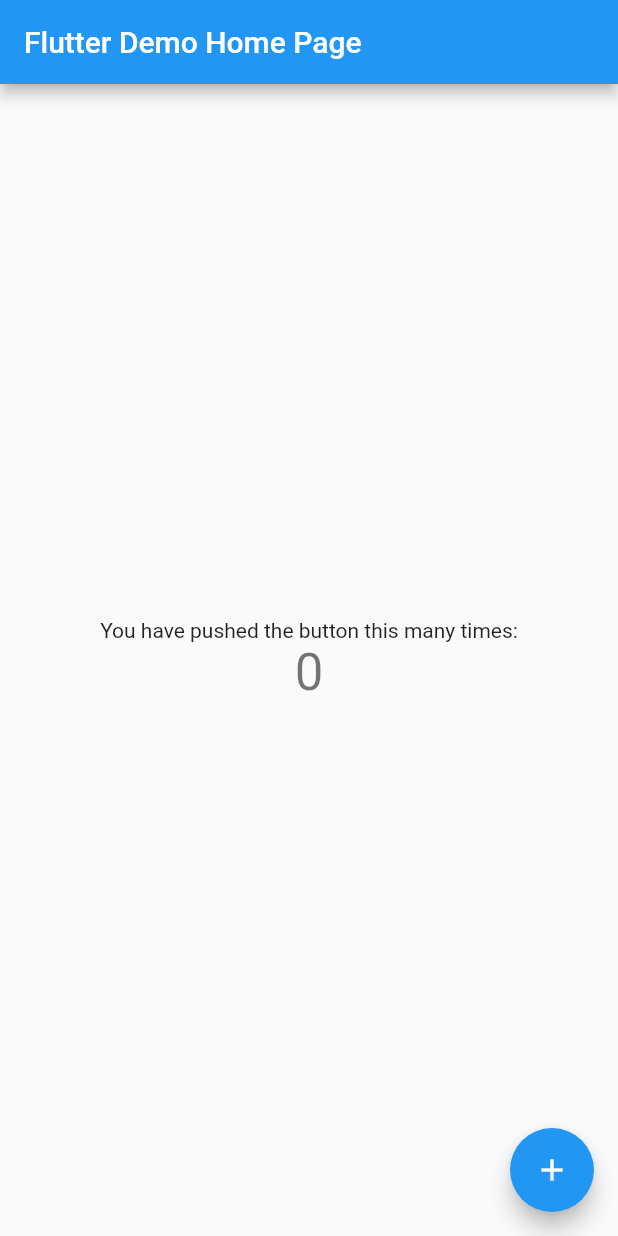
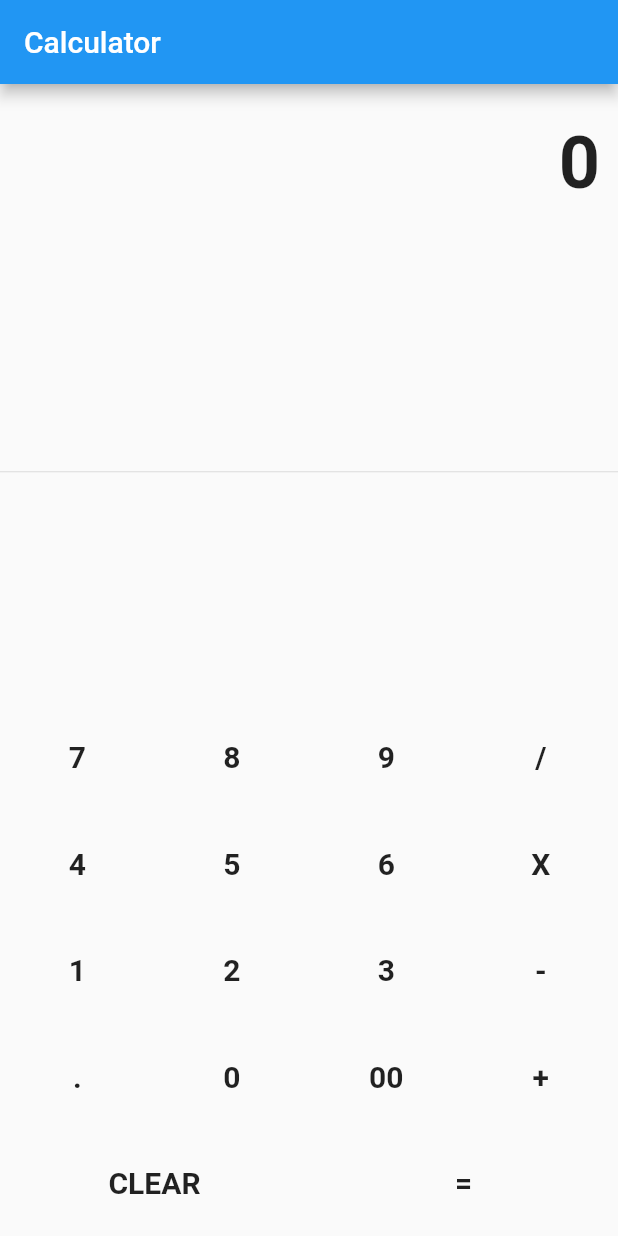
Before and after one commit to imalisusan/flutter.calculator, a Flutter app: the screen it shows after launch, on a phone screen of 412 x 824 dp. Run offline on Flutter 3.47's test engine with Material 2 defaults, Android fonts, the phone set to English and light mode, and no system bars.

Commit message:
Add simple calculator functionality

```diff
--- a/lib/main.dart
+++ b/lib/main.dart
@@ -5,39 +5,20 @@ void main() {
 }
 
 class MyApp extends StatelessWidget {
-  // This widget is the root of your application.
   @override
   Widget build(BuildContext context) {
     return MaterialApp(
       title: 'Flutter Demo',
       theme: ThemeData(
-        // This is the theme of your application.
-        //
-        // Try running your application with "flutter run". You'll see the
-        // application has a blue toolbar. Then, without quitting the app, try
-        // changing the primarySwatch below to Colors.green and then invoke
-        // "hot reload" (press "r" in the console where you ran "flutter run",
-        // or simply save your changes to "hot reload" in a Flutter IDE).
-        // Notice that the counter didn't reset back to zero; the application
-        // is not restarted.
         primarySwatch: Colors.blue,
       ),
-      home: MyHomePage(title: 'Flutter Demo Home Page'),
+      home: MyHomePage(title: 'Calculator'),
     );
   }
 }
 
 class MyHomePage extends StatefulWidget {
   MyHomePage({Key key, this.title}) : super(key: key);
-
-  // This widget is the home page of your application. It is stateful, meaning
-  // that it has a State object (defined below) that contains fields that affect
-  // how it looks.
-
-  // This class is the configuration for the state. It holds the values (in this
-  // case the title) provided by the parent (in this case the App widget) and
-  // used by the build method of the State. Fields in a Widget subclass are
-  // always marked "final".
 
   final String title;
 
@@ -46,68 +27,147 @@ class MyHomePage extends StatefulWidget {
 }
 
 class _MyHomePageState extends State<MyHomePage> {
-  int _counter = 0;
+  String output = "0";
+  String _output = "0";
+  double num1 = 0.0;
+  double num2 = 0.0;
+  String operand = "";
 
-  void _incrementCounter() {
+  buttonPressed(String buttonText) {
+    if (buttonText == "CLEAR") {
+     output = "0";
+      _output = "0";
+      num1 = 0.0;
+      num2 = 0.0;
+      operand = "";
+    } else if (buttonText == "+" ||
+        buttonText == "-" ||
+        buttonText == "x" ||
+        buttonText == "/") {
+      num1 = double.parse(output);
+      operand = buttonText;
+      _output = "0";
+    } else if (buttonText == ".") {
+      if (_output.contains(".")) {
+        return;
+      } else {
+        _output = _output + buttonText;
+      }
+    } else if (buttonText == "=") {
+      num2 = double.parse(output);
+
+      if (operand == "+") {
+        _output = (num1 + num2).toString();
+      }
+      if (operand == "-") {
+        _output = (num1 - num2).toString();
+      }
+      if (operand == "/") {
+        _output = (num1 / num2).toString();
+      }
+      if (operand == "X") {
+        _output = (num1 * num2).toString();
+      }
+
+      num1 = 0.0;
+      num2 = 0.0;
+      operand = "";
+    } else {
+      _output = _output + buttonText;
+    }
+
+    print(_output);
+
     setState(() {
-      // This call to setState tells the Flutter framework that something has
-      // changed in this State, which causes it to rerun the build method below
-      // so that the display can reflect the updated values. If we changed
-      // _counter without calling setState(), then the build method would not be
-      // called again, and so nothing would appear to happen.
-      _counter++;
+      output = double.parse(_output).toStringAsFixed(2);
     });
+  }
+
+  Widget buildButton(String buttonText) {
+    return new Expanded(
+      child: new MaterialButton(
+        padding: new EdgeInsets.all(24.0),
+        child: new Text(
+          buttonText,
+          style: TextStyle(
+            fontSize: 20.0,
+            fontWeight: FontWeight.bold,
+          ),
+        ),
+        onPressed: () => buttonPressed(buttonText),
+      ),
+    );
   }
 
   @override
   Widget build(BuildContext context) {
-    // This method is rerun every time setState is called, for instance as done
-    // by the _incrementCounter method above.
-    //
-    // The Flutter framework has been optimized to make rerunning build methods
-    // fast, so that you can just rebuild anything that needs updating rather
-    // than having to individually change instances of widgets.
     return Scaffold(
-      appBar: AppBar(
-        // Here we take the value from the MyHomePage object that was created by
-        // the App.build method, and use it to set our appbar title.
-        title: Text(widget.title),
-      ),
-      body: Center(
-        // Center is a layout widget. It takes a single child and positions it
-        // in the middle of the parent.
-        child: Column(
-          // Column is also a layout widget. It takes a list of children and
-          // arranges them vertically. By default, it sizes itself to fit its
-          // children horizontally, and tries to be as tall as its parent.
-          //
-          // Invoke "debug painting" (press "p" in the console, choose the
-          // "Toggle Debug Paint" action from the Flutter Inspector in Android
-          // Studio, or the "Toggle Debug Paint" command in Visual Studio Code)
-          // to see the wireframe for each widget.
-          //
-          // Column has various properties to control how it sizes itself and
-          // how it positions its children. Here we use mainAxisAlignment to
-          // center the children vertically; the main axis here is the vertical
-          // axis because Columns are vertical (the cross axis would be
-          // horizontal).
-          mainAxisAlignment: MainAxisAlignment.center,
+        appBar: AppBar(
+          title: Text(widget.title),
+        ),
+        body: new Container(
+            child: new Column(
           children: <Widget>[
-            Text(
-              'You have pushed the button this many times:',
+            Container(
+              alignment: Alignment.centerRight,
+              padding: EdgeInsets.symmetric(
+                vertical: 24.0,
+                horizontal: 12.0,
+              ),
+              child: new Text(
+                output,
+                style: TextStyle(
+                  fontSize: 48.0,
+                  fontWeight: FontWeight.bold,
+                ),
+              ),
             ),
-            Text(
-              '$_counter',
-              style: Theme.of(context).textTheme.headline4,
+            new Expanded(
+              child: new Divider(),
+            ),
+            new Column(
+              children: [
+                new Row(
+                  children: [
+                    buildButton('7'),
+                    buildButton('8'),
+                    buildButton('9'),
+                    buildButton('/'),
+                  ],
+                ),
+                new Row(
+                  children: [
+                    buildButton('4'),
+                    buildButton('5'),
+                    buildButton('6'),
+                    buildButton('X'),
+                  ],
+                ),
+                new Row(
+                  children: [
+                    buildButton('1'),
+                    buildButton('2'),
+                    buildButton('3'),
+                    buildButton('-'),
+                  ],
+                ),
+                new Row(
+                  children: [
+                    buildButton('.'),
+                    buildButton('0'),
+                    buildButton('00'),
+                    buildButton('+'),
+                  ],
+                ),
+                new Row(
+                  children: [
+                    buildButton('CLEAR'),
+                    buildButton('='),
+                  ],
+                ),
+              ],
             ),
           ],
-        ),
-      ),
-      floatingActionButton: FloatingActionButton(
-        onPressed: _incrementCounter,
-        tooltip: 'Increment',
-        child: Icon(Icons.add),
-      ), // This trailing comma makes auto-formatting nicer for build methods.
-    );
+        )));
   }
 }
```
